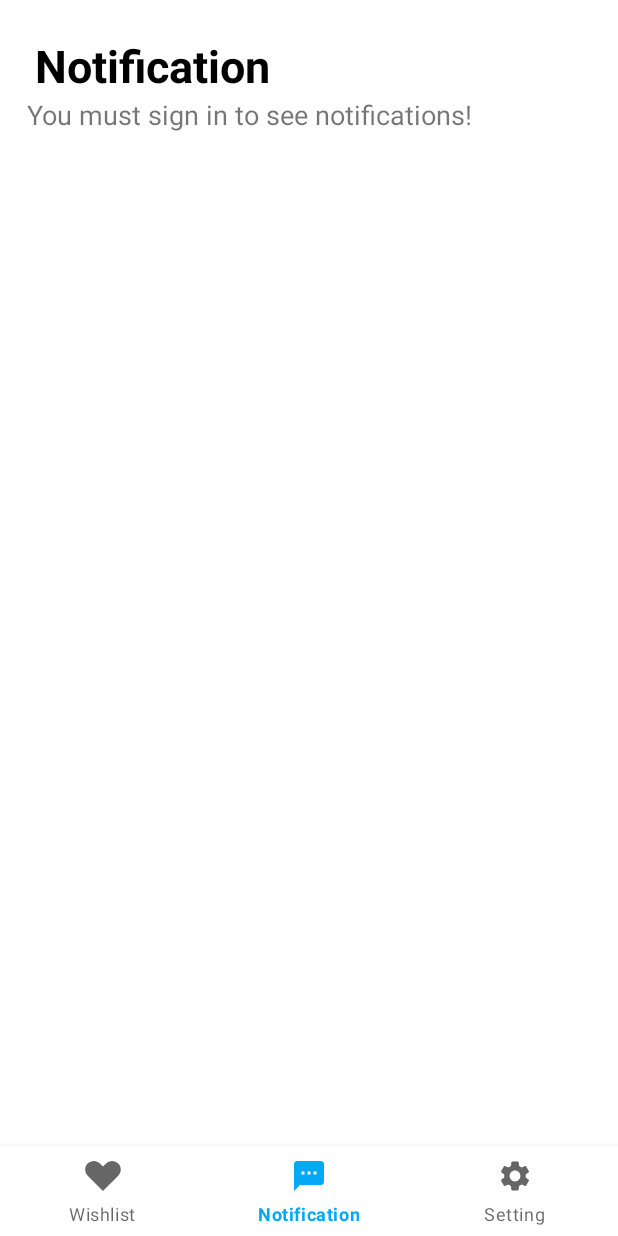
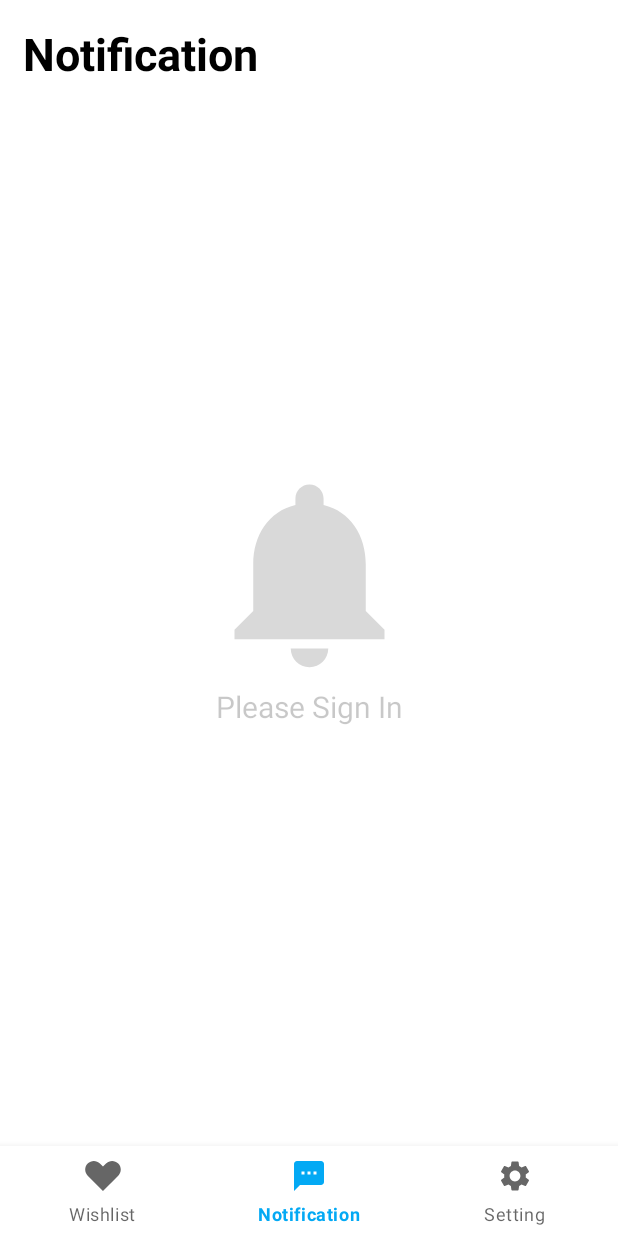
Before and after one commit to AlAuB/GiftMe, an Android app: the screen it shows after launch (MainActivity), item 2 of the bottom bar chosen, on a phone screen of 412 x 824 dp. Run offline under Robolectric (Android 15) with nearby library versions, the phone set to English and light mode, and no system bars; our stand-ins replace Firebase (no records; nobody signed in at launch, a user with empty details on screens opened directly), Picasso; libraries missing offline, so code that uses them is left out: it.xabaras.android.

Commit message:
Bug fix and UI improvement

```diff
--- a/app/src/main/AndroidManifest.xml
+++ b/app/src/main/AndroidManifest.xml
@@ -86,12 +86,10 @@
         </activity>
         <activity
             android:name=".Activities.EditItemActivity"
-            android:screenOrientation="portrait"
-            ></activity>
+            android:screenOrientation="portrait" />
         <activity
             android:name=".Activities.DetailedItemViewActivity"
-            android:screenOrientation="portrait"
-            ></activity>
+            android:screenOrientation="portrait" />
     </application>
 
 </manifest>
--- a/app/src/main/java/com/example/giftme/Activities/AddNewItemManually.java
+++ b/app/src/main/java/com/example/giftme/Activities/AddNewItemManually.java
@@ -46,11 +46,9 @@ public class AddNewItemManually extends AppCompatActivity {
         super.onCreate(savedInstanceState);
         setContentView(R.layout.activity_add_new_item_manually);
         context = getApplicationContext();
-
         if (getIntent().hasExtra("collection_name")) {
             collectionName = getIntent().getStringExtra("collection_name");
         }
-
         website = findViewById(R.id.website_link);
         name = findViewById(R.id.item_name_input);
         price = findViewById(R.id.item_price_input);
@@ -60,7 +58,6 @@ public class AddNewItemManually extends AppCompatActivity {
         save = findViewById(R.id.save);
         ratingBar = findViewById(R.id.item_rating);
         dataBaseHelper = new DataBaseHelper(context);
-
         activityResultLauncher = registerForActivityResult(
                 new ActivityResultContracts.StartActivityForResult(),
                 result -> {
--- a/app/src/main/java/com/example/giftme/Activities/EditItemActivity.java
+++ b/app/src/main/java/com/example/giftme/Activities/EditItemActivity.java
@@ -57,7 +57,6 @@ public class EditItemActivity extends AppCompatActivity {
         String img = intent.getStringExtra("itemImg");
         String url = "";
         String date = " ";
-        String fsID= "FSid here";
         String collectionName = intent.getStringExtra("collectionName");
 
         //(re)create item obj
--- a/app/src/main/java/com/example/giftme/Fragments/NotificationFragment.java
+++ b/app/src/main/java/com/example/giftme/Fragments/NotificationFragment.java
@@ -1,9 +1,11 @@
 package com.example.giftme.Fragments;
 
+import android.annotation.SuppressLint;
 import android.os.Bundle;
 import android.view.LayoutInflater;
 import android.view.View;
 import android.view.ViewGroup;
+import android.widget.ImageView;
 import android.widget.TextView;
 
 import androidx.fragment.app.Fragment;
@@ -13,30 +15,33 @@ import com.example.giftme.Helpers.SessionManager;
 
 public class NotificationFragment extends Fragment {
 
-    TextView messageCountTV;
-    TextView notifMessageTV;
+    TextView messageCountTV, notifyMessageTV, emptyText;
+    ImageView emptyImage;
 
     public NotificationFragment() {
         // Required empty public constructor
     }
 
+    @SuppressLint("SetTextI18n")
     @Override
     public View onCreateView(LayoutInflater inflater, ViewGroup container,
                              Bundle savedInstanceState) {
         // Inflate the layout for this fragment
         View view = inflater.inflate(R.layout.fragment_notification, container, false);
-
-        messageCountTV = view.findViewById(R.id.messg_count);
-        notifMessageTV = view.findViewById(R.id.notif_message);
+        emptyImage = view.findViewById(R.id.notification_empty_icon);
+        emptyText = view.findViewById(R.id.notification_empty_text);
+        messageCountTV = view.findViewById(R.id.message_count);
+        notifyMessageTV = view.findViewById(R.id.notify_message);
 
         if(SessionManager.getUserStatus(getContext())){
             //if user is logged in
             messageCountTV.setVisibility(View.VISIBLE);
-            notifMessageTV.setText(R.string.notif_messg);
+            notifyMessageTV.setVisibility(View.VISIBLE);
         }
         else{
             messageCountTV.setVisibility(View.GONE);
-            notifMessageTV.setText(R.string.guest_notif_messg);
+            notifyMessageTV.setVisibility(View.GONE);
+            emptyText.setText("Please Sign In");
         }
         return view;
     }
--- a/app/src/main/java/com/example/giftme/Fragments/WishlistMyCollectionData.java
+++ b/app/src/main/java/com/example/giftme/Fragments/WishlistMyCollectionData.java
@@ -1,5 +1,6 @@
 package com.example.giftme.Fragments;
 
+import android.annotation.SuppressLint;
 import android.app.Activity;
 import android.content.Context;
 import android.database.Cursor;
@@ -38,7 +39,7 @@ public class WishlistMyCollectionData extends Fragment {
     Activity activity;
     Context context;
     ImageView emptyImage;
-    TextView collectionCount, emptyText;
+    TextView collectionCount, emptyText, collectionText;
     RecyclerView recyclerView;
     ExtendedFloatingActionButton floatingActionButton;
     MyWishlistCollectionRecycleAdapter myWishlistCollectionRecycleAdapter;
@@ -59,8 +60,8 @@ public class WishlistMyCollectionData extends Fragment {
         // Inflate the layout for this fragment
         view = inflater.inflate(R.layout.fragment_wishlist_my_collection_data, container, false);
         context = this.getContext();
-
         collectionCount = view.findViewById(R.id.collectionCount);
+        collectionText = view.findViewById(R.id.collection_text);
         recyclerView = view.findViewById(R.id.recycleView);
         floatingActionButton = view.findViewById(R.id.action);
         emptyText = view.findViewById(R.id.empty_text);
@@ -104,11 +105,13 @@ public class WishlistMyCollectionData extends Fragment {
             getAllCollection();
             textView.setText(String.valueOf(myWishlistCollectionRecycleAdapter.getItemCount()));
             myWishlistCollectionRecycleAdapter.notifyItemRemoved(position);
+            checkEmptyUI();
         }
+
         @Override
         public void onChildDraw(@NonNull Canvas c, @NonNull RecyclerView recyclerView, @NonNull RecyclerView.ViewHolder viewHolder, float dX, float dY, int actionState, boolean isCurrentlyActive) {
             new RecyclerViewSwipeDecorator.Builder(c,recyclerView,viewHolder,dX,dY,actionState,isCurrentlyActive)
-                    .addBackgroundColor(ContextCompat.getColor(context,R.color.pink))
+                    .addBackgroundColor(ContextCompat.getColor(context, android.R.color.holo_red_light))
                     .addSwipeLeftActionIcon(R.drawable.ic_baseline_delete_24)
                     .addSwipeLeftLabel("Delete")
                     .setSwipeLeftLabelColor(ContextCompat.getColor(context,R.color.white))
@@ -117,18 +120,35 @@ public class WishlistMyCollectionData extends Fragment {
         }
     };
 
+    private void checkEmptyUI() {
+        if (collections.isEmpty()) {
+            emptyImage.setVisibility(View.VISIBLE);
+            emptyText.setVisibility(View.VISIBLE);
+        } else {
+            emptyImage.setVisibility(View.GONE);
+            emptyText.setVisibility(View.GONE);
+        }
+    }
+
     public void signedInState() {
         recyclerView.setVisibility(View.VISIBLE);
         floatingActionButton.setVisibility(View.VISIBLE);
-        emptyImage.setVisibility(View.GONE);
-        emptyText.setVisibility(View.GONE);
+        collectionCount.setVisibility(View.VISIBLE);
+        collectionText.setVisibility(View.VISIBLE);
+        collectionCount.setText(String.valueOf(collections.size()));
+        checkEmptyUI();
     }
 
+    @SuppressLint("SetTextI18n")
     public void signedOutState() {
         recyclerView.setVisibility(View.GONE);
         floatingActionButton.setVisibility(View.GONE);
+        //Force to set Visible
         emptyImage.setVisibility(View.VISIBLE);
         emptyText.setVisibility(View.VISIBLE);
+        emptyText.setText("Please Sign-In");
+        collectionCount.setVisibility(View.GONE);
+        collectionText.setVisibility(View.GONE);
     }
 
     /**
@@ -169,6 +189,7 @@ public class WishlistMyCollectionData extends Fragment {
                 myWishlistCollectionRecycleAdapter.notifyItemInserted(collections.size() - 1);
                 //Update collection count
                 collectionCount.setText(String.valueOf(myWishlistCollectionRecycleAdapter.getItemCount()));
+                checkEmptyUI();
             }
         });
         builder.setNegativeButton("Cancel", (dialogInterface, i) -> dialogInterface.cancel());
--- /dev/null
+++ b/app/src/main/res/drawable/ic_notifications.xml
@@ -0,0 +1,5 @@
+<vector android:height="24dp" android:tint="#000000"
+    android:viewportHeight="24" android:viewportWidth="24"
+    android:width="24dp" xmlns:android="http://schemas.android.com/apk/res/android">
+    <path android:fillColor="@android:color/white" android:pathData="M12,22c1.1,0 2,-0.9 2,-2h-4c0,1.1 0.89,2 2,2zM18,16v-5c0,-3.07 -1.64,-5.64 -4.5,-6.32L13.5,4c0,-0.83 -0.67,-1.5 -1.5,-1.5s-1.5,0.67 -1.5,1.5v0.68C7.63,5.36 6,7.92 6,11v5l-2,2v1h16v-1l-2,-2z"/>
+</vector>
--- a/app/src/main/res/layout/fragment_notification.xml
+++ b/app/src/main/res/layout/fragment_notification.xml
@@ -1,11 +1,18 @@
 <?xml version="1.0" encoding="utf-8"?>
-<LinearLayout xmlns:android="http://schemas.android.com/apk/res/android"
+<androidx.constraintlayout.widget.ConstraintLayout xmlns:android="http://schemas.android.com/apk/res/android"
+    xmlns:app="http://schemas.android.com/apk/res-auto"
     xmlns:tools="http://schemas.android.com/tools"
-    xmlns:app="http://schemas.android.com/apk/res-auto"
+    android:layout_width="match_parent"
+    android:layout_height="match_parent">
+
+    <LinearLayout
         android:layout_width="match_parent"
         android:layout_height="match_parent"
         android:orientation="vertical"
-    android:padding="8dp">
+        app:layout_constraintBottom_toBottomOf="parent"
+        app:layout_constraintLeft_toLeftOf="parent"
+        app:layout_constraintRight_toRightOf="parent"
+        app:layout_constraintTop_toTopOf="parent">
 
         <TextView
             android:layout_width="match_parent"
@@ -25,19 +32,19 @@
             android:weightSum="1">
 
             <TextView
-            android:id="@+id/messg_count"
+                android:id="@+id/message_count"
                 android:layout_width="0dp"
                 android:layout_height="wrap_content"
                 android:layout_gravity="center_horizontal"
                 android:layout_weight="0.1"
                 android:gravity="center_horizontal"
-            android:text="0"
+                android:text="@string/_0"
                 android:textColor="#FF5722"
                 android:textSize="18sp"
                 android:textStyle="bold" />
 
             <TextView
-            android:id="@+id/notif_message"
+                android:id="@+id/notify_message"
                 android:layout_width="wrap_content"
                 android:layout_height="wrap_content"
                 android:layout_gravity="center_vertical"
@@ -48,3 +55,28 @@
         </LinearLayout>
 
     </LinearLayout>
+
+    <ImageView
+        android:id="@+id/notification_empty_icon"
+        android:layout_width="150dp"
+        android:layout_height="150dp"
+        android:alpha="0.15"
+        android:contentDescription="@string/empty_icon"
+        app:layout_constraintBottom_toBottomOf="parent"
+        app:layout_constraintLeft_toLeftOf="parent"
+        app:layout_constraintRight_toRightOf="parent"
+        app:layout_constraintTop_toTopOf="parent"
+        app:srcCompat="@drawable/ic_notifications" />
+
+    <TextView
+        android:id="@+id/notification_empty_text"
+        android:layout_width="wrap_content"
+        android:layout_height="wrap_content"
+        android:alpha="0.4"
+        android:text="@string/no_notification"
+        android:textSize="20sp"
+        app:layout_constraintLeft_toLeftOf="parent"
+        app:layout_constraintRight_toRightOf="parent"
+        app:layout_constraintTop_toBottomOf="@id/notification_empty_icon" />
+
+</androidx.constraintlayout.widget.ConstraintLayout>
--- a/app/src/main/res/layout/fragment_wishlist_my_collection_data.xml
+++ b/app/src/main/res/layout/fragment_wishlist_my_collection_data.xml
@@ -44,6 +44,7 @@
                 android:textStyle="bold" />
 
             <TextView
+                android:id="@+id/collection_text"
                 android:layout_width="wrap_content"
                 android:layout_height="wrap_content"
                 android:layout_gravity="center_vertical"
--- a/app/src/main/res/values/strings.xml
+++ b/app/src/main/res/values/strings.xml
@@ -35,4 +35,7 @@
     <string name="empty_icon">empty icon</string>
     <string name="no_collection">No Collection</string>
     <string name="add_new">Add New</string>
+    <string name="_0">0</string>
+    <string name="no_item">No Item</string>
+    <string name="no_notification">No Notification</string>
 </resources>
```
Also changed, not shown: app/src/main/java/com/example/giftme/Fragments/CompactViewFragment.java (+35 -1 lines), app/src/main/java/com/example/giftme/Fragments/DetailViewFragment.java (+18 -0 lines), app/src/main/res/layout/detailed_item_view.xml (+14 -12 lines), app/src/main/res/layout/fragment_compact_view.xml (+23 -0 lines), app/src/main/res/layout/fragment_detail_view.xml (+23 -0 lines), app/src/main/res/layout/item_card.xml (+7 -8 lines). Lines whose indentation alone changed are shown as unchanged.
